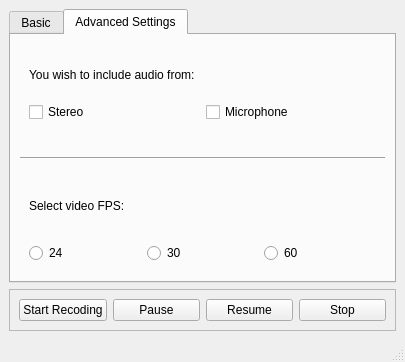
Qt form TestScreenDer/TestScreenDer/mainwindow.ui (cheina97/ScreenRecorderQT) before a commit.
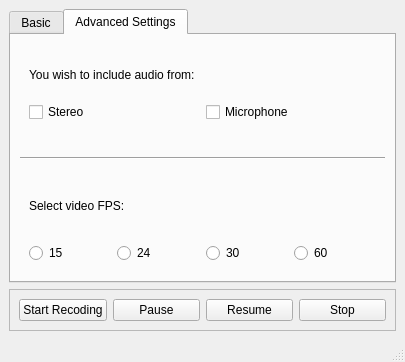
The same form after that commit. The open tabs and pages were chosen to show the change.

```diff
--- a/TestScreenDer/TestScreenDer/mainwindow.ui
+++ b/TestScreenDer/TestScreenDer/mainwindow.ui
@@ -209,7 +209,14 @@
            <item>
             <layout class="QHBoxLayout" name="horizontalLayout_6">
              <item>
-              <widget class="QRadioButton" name="radioButton">
+              <widget class="QRadioButton" name="radioButton15">
+               <property name="text">
+                <string>15</string>
+               </property>
+              </widget>
+             </item>
+             <item>
+              <widget class="QRadioButton" name="radioButton24">
                <property name="text">
                 <string>24</string>
                </property>
```
Left out of the diff: 7 changed lines with no effect on the pictures.
